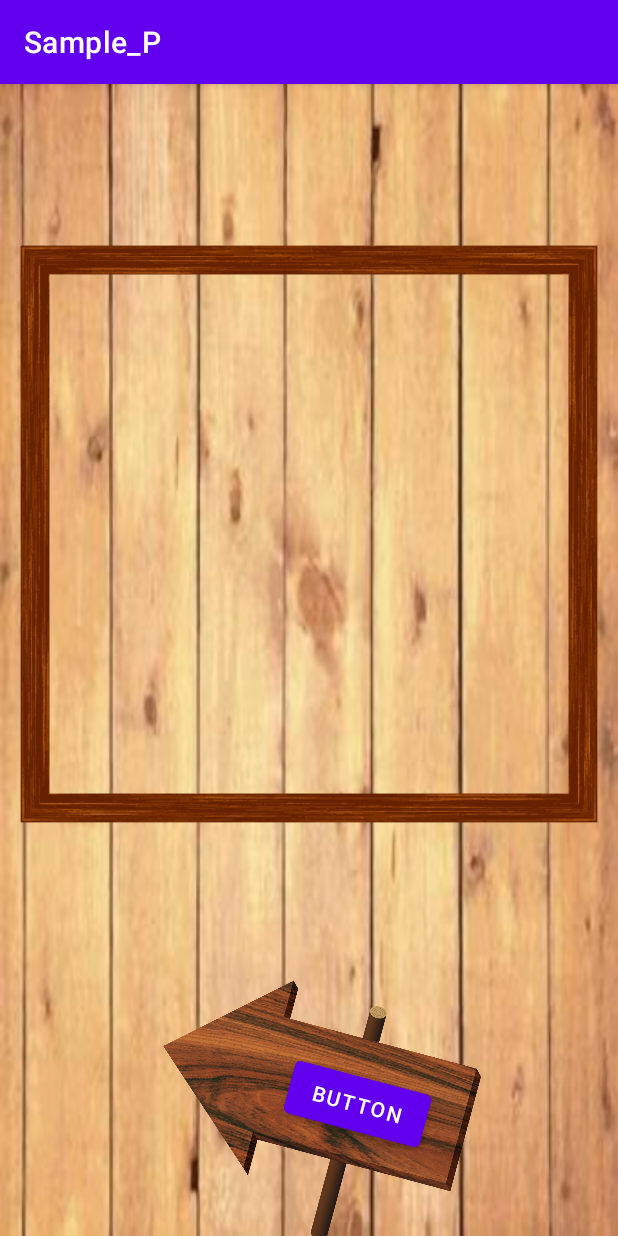
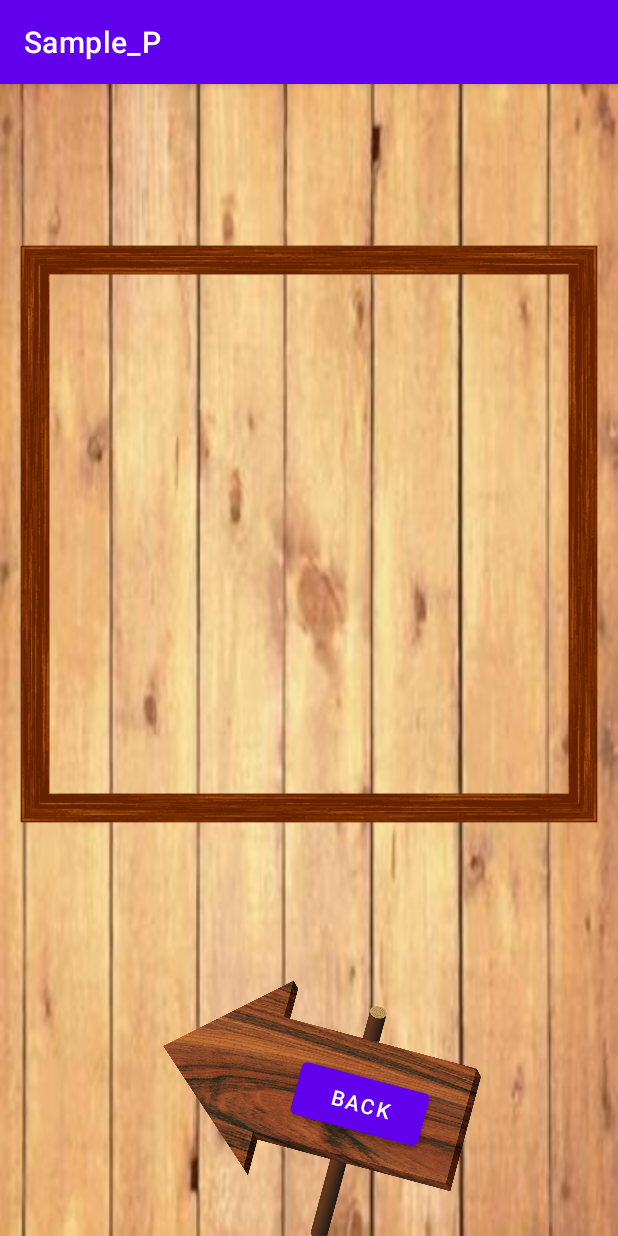
Before and after one commit to Snovvv/Sample_P1, an Android app: the GameActivity screen opened directly, with no data from a screen before it, on a phone screen of 412 x 824 dp. Run offline under Robolectric (Android 15) with nearby library versions, the phone set to English and light mode, and no system bars.

Commit message:
Back Button Active

```diff
--- a/app/src/main/res/layout/activity_game.xml
+++ b/app/src/main/res/layout/activity_game.xml
@@ -37,7 +37,7 @@
         android:layout_height="wrap_content"
         android:onClick="button3Tapped"
         android:rotation="15"
-        android:text="Button"
+        android:text="Back"
         app:layout_constraintBottom_toBottomOf="@+id/imageView2"
         app:layout_constraintEnd_toEndOf="@+id/imageView2"
         app:layout_constraintHorizontal_bias="0.69"
```
